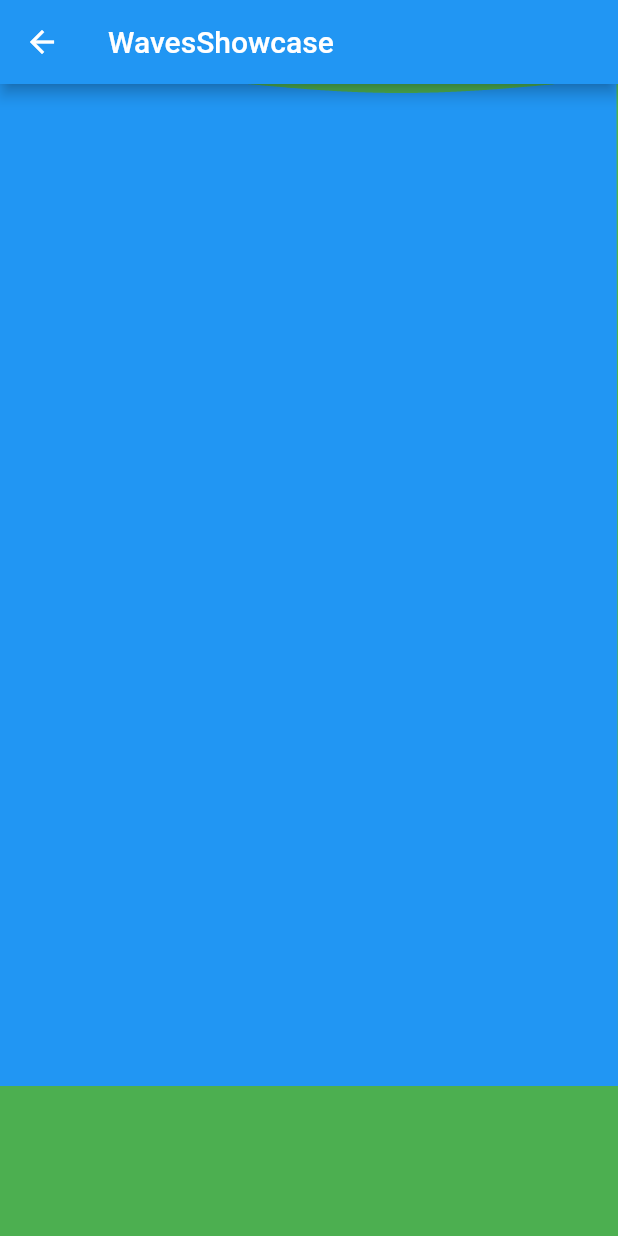
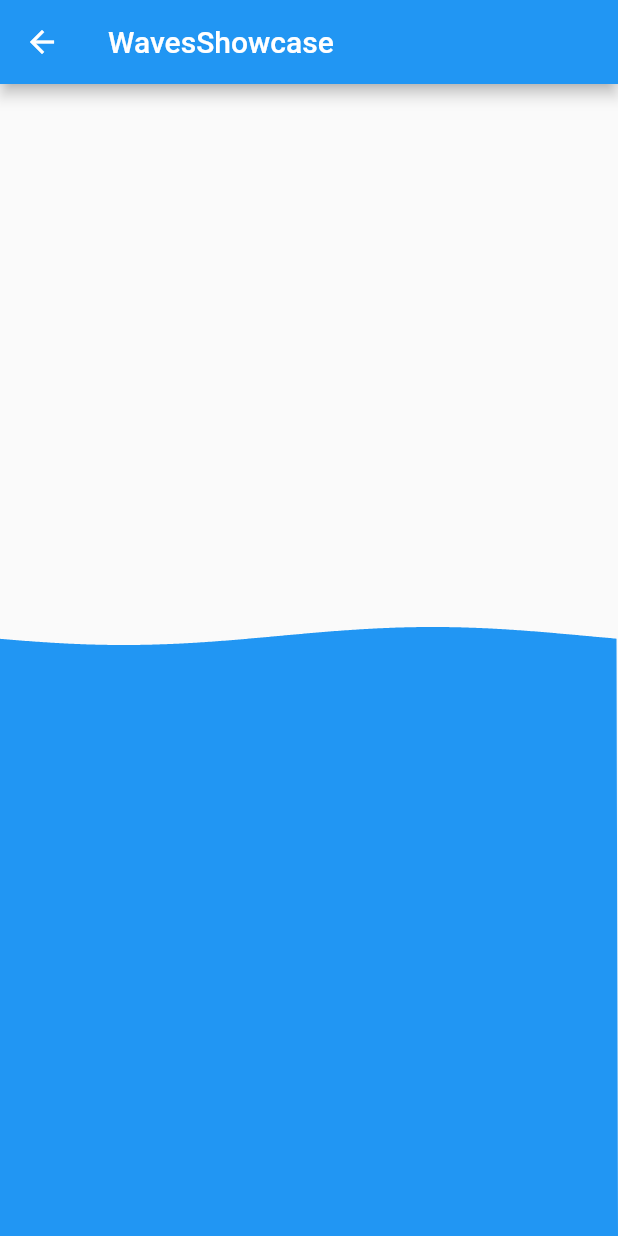
Before and after one commit to Paulik8/Flutter_Animations, a Flutter app: the screen it shows after launch, after a tap on "WavesShowcase", on a phone screen of 412 x 824 dp. Run offline on Flutter 3.47's test engine with Material 2 defaults, Android fonts, the phone set to English and light mode, and no system bars; our stand-ins replace flutter_svg.

Commit message:
flutter animations

```diff
--- a/lib/main.dart
+++ b/lib/main.dart
@@ -2,11 +2,12 @@ import 'package:animations/duration_data.dart';
 import 'package:animations/main_page.dart';
 import 'package:flutter/material.dart';
 
+import 'showcases/base_animation_showcase_3.dart';
 import 'showcases/cards_showcase_1.dart';
 import 'showcases/waves_showcase_2.dart';
-import 'showcases/cards_gradient_showcase_3.dart';
-import 'showcases/simple_transitions_showcase_4.dart';
-import 'showcases/tween_sequence_showcase_5.dart';
+import 'showcases/cards_gradient_showcase_4.dart';
+import 'showcases/simple_transitions_showcase_5.dart';
+import 'showcases/tween_sequence_showcase_6.dart';
 
 final navigatorKey = GlobalKey<NavigatorState>();
 
@@ -32,7 +33,7 @@ class _ShowcaseApp extends StatefulWidget {
 }
 
 class _ShowcaseAppState extends State<_ShowcaseApp> {
-  double _durationValue = 1000;
+  double _durationValue = 2000;
   late Duration _duration = Duration(milliseconds: _durationValue.round());
 
   Route generatePage(child) {
@@ -71,6 +72,10 @@ class _ShowcaseAppState extends State<_ShowcaseApp> {
                   return generatePage(
                     const WavesShowcase(),
                   );
+                case 'BaseAnimationShowcase':
+                  return generatePage(
+                    const BaseAnimationShowcase(),
+                  );
                 case 'SimpleTransitionsShowcase':
                   return generatePage(
                     const SimpleTransitionsShowcase(),
--- a/lib/showcases/tween_sequence_showcase_5.dart
+++ b/lib/showcases/tween_sequence_showcase_6.dart
@@ -16,7 +16,6 @@ class _TweenSequenceShowcaseState extends State<TweenSequenceShowcase>
     with SingleTickerProviderStateMixin {
   final _itemCount = 6;
   final _animations = <Animation<double>>[];
-  final _tweenAnimations = <Animation<Decoration>>[];
   late final TweenSequence<Decoration> _decorationTweenSequence;
   late final AnimationController _controller = AnimationController(vsync: this);
 
@@ -30,7 +29,6 @@ class _TweenSequenceShowcaseState extends State<TweenSequenceShowcase>
         parent: _controller,
         curve: Interval(i * step, (i + 1) * step),
       );
-      _tweenAnimations.add(_decorationTweenSequence.animate(curvedAnimation));
       _animations.add(curvedAnimation);
     }
   }
@@ -68,7 +66,7 @@ class _TweenSequenceShowcaseState extends State<TweenSequenceShowcase>
                             height: 100.0,
                             width: Tween(begin: 70.0, end: maxWidth)
                                 .evaluate(_animations[index]),
-                            decoration: _tweenAnimations[index].value,
+                            decoration: _decorationTweenSequence.evaluate(_animations[index]),
                           ),
                         ),
                       );
--- a/lib/showcases/waves_showcase_2.dart
+++ b/lib/showcases/waves_showcase_2.dart
@@ -18,7 +18,6 @@ class _WavesShowcaseState extends State<WavesShowcase>
     with SingleTickerProviderStateMixin {
   late final _controller = AnimationController(
     vsync: this,
-    duration: Duration.zero,
   );
 
   @override
@@ -28,47 +27,43 @@ class _WavesShowcaseState extends State<WavesShowcase>
     _controller.repeat();
   }
 
+  // @override
+  // Widget build(BuildContext context) => ShowcaseScaffold(
+  //       WavesShowcase.title,
+  //       useSafeArea: false,
+  //       body: Align(
+  //         alignment: Alignment.bottomCenter,
+  //         child: AnimatedBuilder(
+  //           animation: _controller,
+  //           builder: (BuildContext context, Widget? child) {
+  //             return CustomPaint(
+  //               size: const Size(double.infinity, 400),
+  //               painter: _WavePainter(
+  //                 animationValue: _controller.value,
+  //                 waveColor: Colors.blue,
+  //               ),
+  //             );
+  //           },
+  //         ),
+  //       ),
+  //     );
+
   @override
   Widget build(BuildContext context) => ShowcaseScaffold(
         WavesShowcase.title,
         useSafeArea: false,
-        body:
-            Align(
+        body: Align(
           alignment: Alignment.bottomCenter,
-          child: Container(
-            color: Colors.green,
-            child: AnimatedBuilder(
+          child: CustomPaint(
+            size: const Size(double.infinity, 400),
+            painter: _WavePainter(
               animation: _controller,
-              builder: (BuildContext context, Widget? child) {
-                return CustomPaint(
-                  size: const Size(double.infinity, 800),
-                  painter: _WavePainter(
-                    animationValue: _controller.value,
-                    boxHeight: 200,
-                    waveColor: Colors.blue,
-                  ),
-                );
-              },
+              // animationValue: _controller.value,
+              waveColor: Colors.blue,
             ),
           ),
         ),
       );
-
-  // @override
-  // Widget build(BuildContext context) => ShowcaseScaffold(
-  //       WavesShowcase.title,
-  //       body: SizedBox(
-  //         height: 500,
-  //         width: 500,
-  //         child: CustomPaint(
-  //           painter: _WavePainter(
-  //             animation: _controller,
-  //             boxHeight: 300,
-  //             waveColor: Colors.blue,
-  //           ),
-  //         ),
-  //       ),
-  //     );
 
   @override
   void dispose() {
@@ -80,43 +75,29 @@ class _WavesShowcaseState extends State<WavesShowcase>
 class _WavePainter extends CustomPainter {
   static const _pi2 = 2 * pi;
 
-  final double boxHeight;
   final Color waveColor;
 
-  final double animationValue;
+  // final double animationValue;
 
-  // final Animation<double> animation;
+  final Animation<double> animation;
 
   _WavePainter({
-    required this.animationValue,
-    required this.boxHeight,
+    // required this.animationValue,
     required this.waveColor,
-    // required this.animation,
-  });
-
-  // : super(repaint: animation);
+    required this.animation,
+  }) : super(repaint: animation);
 
   @override
   void paint(Canvas canvas, Size size) {
-    final baseHeight = boxHeight;
-
     final width = size.width;
-    final height = size.height - 100;
+    final height = size.height;
     final path = Path();
-    // path.moveTo(0.0, height);
     for (var i = 0.0; i < width; i++) {
-      path.lineTo(i, 0 - sin(_pi2 * (i / width + animationValue)) * 6);
+      path.lineTo(i, 0.0 - sin(_pi2 * (i / width + animation.value)) * 6);
     }
 
     path.lineTo(width, height);
     path.lineTo(0.0, height);
-    // path.moveTo(0.0, baseHeight);
-    // for (var i = 0.0; i < width; i++) {
-    //   path.lineTo(i, baseHeight + sin(_pi2 * (i / width + animationValue)) * 6);
-    // }
-    //
-    // path.lineTo(width, height);
-    // path.lineTo(0.0, height);
     path.close();
     final wavePaint = Paint()..color = waveColor;
     canvas.drawPath(path, wavePaint);
```
Also changed, not shown: lib/main_page.dart (+5 -3 lines), lib/showcases/base_animation_showcase_3.dart (added, +76 -0 lines), lib/showcases/cards_gradient_showcase_3.dart (deleted, +0 -164 lines), lib/showcases/cards_gradient_showcase_4.dart (added, +178 -0 lines), lib/showcases/simple_transitions_showcase_5.dart (renamed from lib/showcases/simple_transitions_showcase_4.dart, +27 -27 lines).
